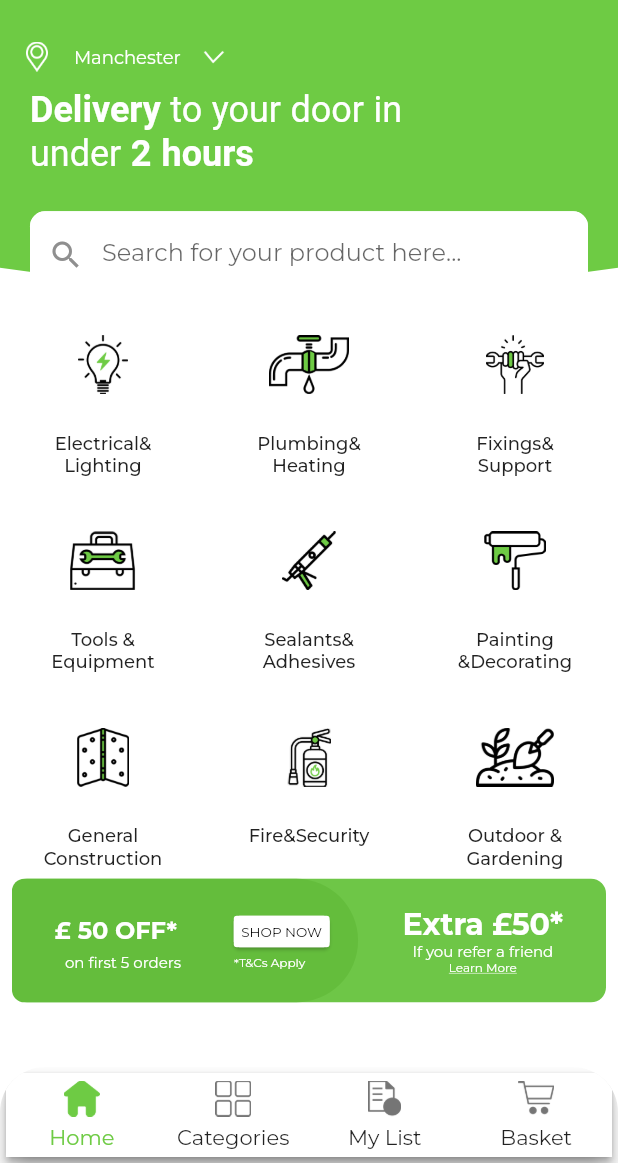
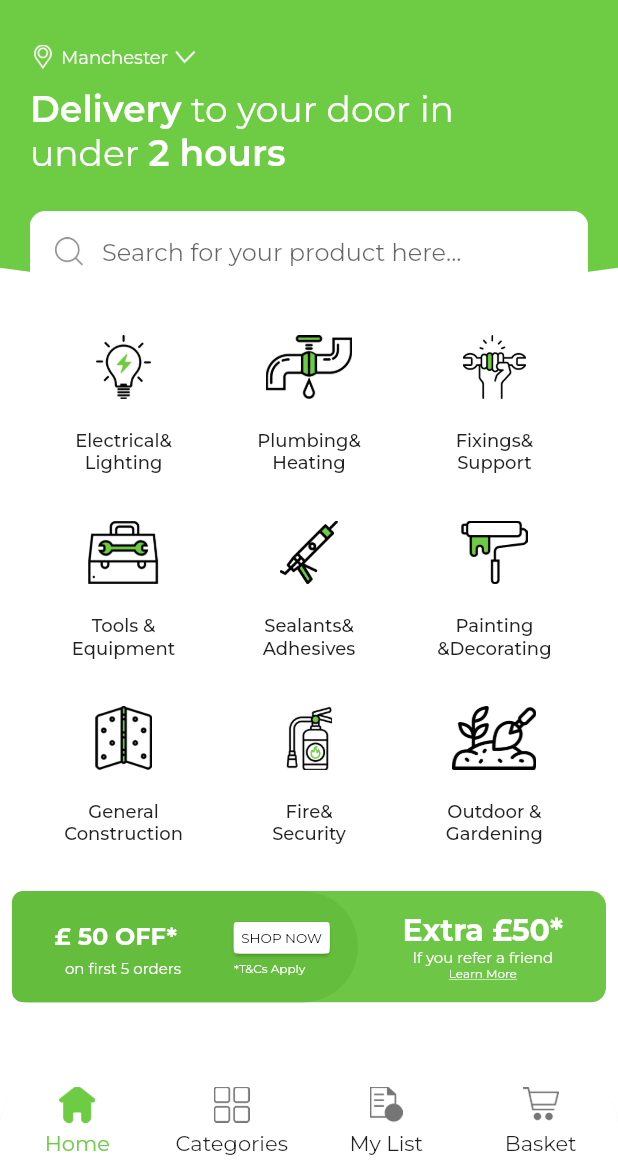
Before and after one commit to ishaque-mobikasa/trueBilddit, a Flutter app: the screen it shows after launch, on a phone screen of 412 x 824 dp, the part 73-1236 px from its top. Run offline on Flutter 3.47's test engine with Material 2 defaults, Android fonts, the phone set to English and light mode, and no system bars; drawn by our look-alikes of custom_navigation_bar; our stand-ins replace csc_picker, flutter_slidable, get, google_fonts, image_picker; key blocks and very long unbroken strings in the code were emptied for the run.

Commit message:
fixed circle in home page

```diff
--- a/lib/app/utility_functions/dummy_list.dart
+++ b/lib/app/utility_functions/dummy_list.dart
@@ -13,7 +13,7 @@ List<CircularItemModel> homeItems = [
   CircularItemModel(
       image: AssetStrings.ironMongery, title: "General Construction"),
   CircularItemModel(
-      image: AssetStrings.fireAndSecurity, title: "Fire&Security"),
+      image: AssetStrings.fireAndSecurity, title: "Fire& \nSecurity"),
   CircularItemModel(
       image: AssetStrings.gardeningIcon, title: "Outdoor & Gardening"),
 ];
--- a/lib/app/utils/strings.dart
+++ b/lib/app/utils/strings.dart
@@ -51,4 +51,5 @@ class AssetStrings {
   static String emptyList = "assets/images/empty_list.png";
   static String editIcon = "assets/images/edit_icon.png";
   static String deleteIcon = "assets/images/delete_icon.png";
+  static String searchIcon = "assets/images/search_icon.png";
 }
--- a/lib/presentation/pages/dash_board/dash_board_view.dart
+++ b/lib/presentation/pages/dash_board/dash_board_view.dart
@@ -21,8 +21,6 @@ class DashBoardView extends GetView<DashBoardController> {
                 topLeft: Radius.circular(30),
                 topRight: Radius.circular(30),
               ),
-              child: Card(
-                elevation: 2,
               child: CustomNavigationBar(
                   strokeColor: AppPaintings.themeGreenColor,
                   selectedColor: AppPaintings.themeGreenColor,
@@ -68,10 +66,10 @@ class DashBoardView extends GetView<DashBoardController> {
                               color: AppPaintings.themeGreenColor,
                               overflow: TextOverflow.ellipsis),
                         ),
-                          selectedIcon: ImageIcon(
-                              AssetImage(AssetStrings.myListSelected)),
-                          icon: ImageIcon(
-                              AssetImage(AssetStrings.myListSelected)),
+                        selectedIcon:
+                            ImageIcon(AssetImage(AssetStrings.myListSelected)),
+                        icon:
+                            ImageIcon(AssetImage(AssetStrings.myListSelected)),
                         title: const Text(
                           "My List",
                           style: TextStyle(overflow: TextOverflow.ellipsis),
@@ -79,11 +77,10 @@ class DashBoardView extends GetView<DashBoardController> {
                     CustomNavigationBarItem(
                         selectedTitle: Text(
                           "Basket",
-                            style:
-                                TextStyle(color: AppPaintings.themeGreenColor),
+                          style: TextStyle(color: AppPaintings.themeGreenColor),
                         ),
-                          icon: ImageIcon(
-                              AssetImage(AssetStrings.basketSelected)),
+                        icon:
+                            ImageIcon(AssetImage(AssetStrings.basketSelected)),
                         title: const Text(
                           "Basket",
                           overflow: TextOverflow.ellipsis,
@@ -93,7 +90,6 @@ class DashBoardView extends GetView<DashBoardController> {
           ),
         ),
       ),
-      ),
     );
   }
 }
--- a/lib/presentation/pages/home/home_view.dart
+++ b/lib/presentation/pages/home/home_view.dart
@@ -3,16 +3,17 @@ import 'dart:developer';
 import 'package:flutter/cupertino.dart';
 import 'package:flutter/material.dart';
 import 'package:get/get.dart';
+import 'package:google_fonts/google_fonts.dart';
 import 'package:truebildit/app/utility_functions/dummy_list.dart';
 import 'package:truebildit/app/utils/app_paintings.dart';
 import 'package:truebildit/app/utils/strings.dart';
 import 'package:truebildit/presentation/common_widgets/custom_clipper.dart';
 import 'package:truebildit/presentation/pages/home/controller_binding/home_controller.dart';
-import 'package:truebildit/presentation/pages/home/widgets/circular_category.dart';
 import 'package:truebildit/presentation/pages/home/widgets/location_widget.dart';
 import 'package:truebildit/presentation/pages/home/widgets/modal_bottom_sheet.dart';
 import 'package:truebildit/presentation/pages/home/widgets/two_part_container.dart';
 
+import 'widgets/circular_category.dart';
 import 'widgets/search_widget.dart';
 
 class HomeView extends GetView<HomeController> {
@@ -78,24 +79,39 @@ class HomeView extends GetView<HomeController> {
                           textAlign: TextAlign.start,
                           maxLines: 3,
                           overflow: TextOverflow.ellipsis,
-                          text: const TextSpan(
+                          text: TextSpan(
                             children: [
                               TextSpan(
                                   text: 'Delivery',
                                   style: TextStyle(
-                                      fontWeight: FontWeight.bold,
+                                      fontWeight: FontWeight.w600,
+                                      fontFamily:
+                                          GoogleFonts.montserrat().fontFamily,
                                       fontSize: 24)),
                               TextSpan(
                                   text: ' to your door in \n',
-                                  style: TextStyle(fontSize: 24)),
+                                  style: TextStyle(
+                                    fontSize: 24,
+                                    fontWeight: FontWeight.w400,
+                                    fontFamily:
+                                        GoogleFonts.montserrat().fontFamily,
+                                  )),
                               TextSpan(
                                   text: 'under ',
-                                  style: TextStyle(fontSize: 24)),
+                                  style: TextStyle(
+                                    fontSize: 24,
+                                    fontWeight: FontWeight.w400,
+                                    fontFamily:
+                                        GoogleFonts.montserrat().fontFamily,
+                                  )),
                               TextSpan(
                                   text: '2 hours',
                                   style: TextStyle(
-                                      fontSize: 24,
-                                      fontWeight: FontWeight.bold)),
+                                    fontSize: 24,
+                                    fontWeight: FontWeight.w600,
+                                    fontFamily:
+                                        GoogleFonts.montserrat().fontFamily,
+                                  )),
                             ],
                           ),
                         ),
@@ -105,22 +121,20 @@ class HomeView extends GetView<HomeController> {
                 ),
               ),
               SizedBox(
-                height: Get.height * 0.47,
+                height: Get.height * 0.48,
+                width: size.width * 0.9,
                 child: GridView.builder(
                   physics: const BouncingScrollPhysics(),
                   itemCount: homeItems.length,
                   gridDelegate: const SliverGridDelegateWithFixedCrossAxisCount(
-                      mainAxisSpacing: 0,
-                      crossAxisSpacing: 0,
-                      childAspectRatio: 1.05,
-                      crossAxisCount: 3),
+                      crossAxisSpacing: 0, crossAxisCount: 3),
                   itemBuilder: (context, index) => CircularCategoryItem(
                     circularItem: homeItems[index],
                     onTap: () => log("Clicked on circular item"),
                   ),
                 ),
               ),
-              const TwoPartContainer()
+              const TwoPartContainer(),
             ],
           ),
           Positioned(
--- a/lib/presentation/pages/home/widgets/circular_category.dart
+++ b/lib/presentation/pages/home/widgets/circular_category.dart
@@ -5,7 +5,7 @@ import 'package:truebildit/data/models/circular_item_model.dart';
 class CircularCategoryItem extends StatelessWidget {
   final CircularItemModel circularItem;
   const CircularCategoryItem(
-      {super.key, required, required this.circularItem, this.onTap});
+      {super.key, required this.circularItem, this.onTap});
 
   final void Function()? onTap;
   @override
@@ -20,7 +20,7 @@ class CircularCategoryItem extends StatelessWidget {
             maxHeight: size.height * 0.15, maxWidth: size.width * 0.25),
         child: Column(children: [
           Flexible(
-            flex: 5,
+            flex: 2,
             child: Container(
               padding: const EdgeInsets.all(15),
               decoration: const BoxDecoration(
@@ -34,10 +34,10 @@ class CircularCategoryItem extends StatelessWidget {
             ),
           ),
           const SizedBox(
-            height: 10,
+            height: 5,
           ),
           Flexible(
-            flex: 3,
+            flex: 1,
             child: SizedBox(
               width: Get.width * 0.25,
               child: Text(
--- a/lib/presentation/pages/home/widgets/location_widget.dart
+++ b/lib/presentation/pages/home/widgets/location_widget.dart
@@ -14,21 +14,24 @@ class LocationWidget extends StatelessWidget {
       onTap: onTap,
       child: Row(
         children: [
+          SizedBox(width: size.width * 0.05),
           Container(
             height: size.height * 0.05,
-            width: size.width * 0.4,
+            constraints: BoxConstraints(
+              maxWidth: size.width * 0.42,
+            ),
             color: AppPaintings.themeGreenColor,
             child: Row(
-              mainAxisAlignment: MainAxisAlignment.spaceEvenly,
               children: [
                 Flexible(
                   child: Image.asset(
                     AssetStrings.landMarkIconOutlined,
-                    height: 20,
-                    width: 20,
+                    height: 16,
+                    width: 16,
                     fit: BoxFit.contain,
                   ),
                 ),
+                SizedBox(width: size.width * 0.01),
                 Flexible(
                     flex: 2,
                     child: Text(
@@ -39,6 +42,7 @@ class LocationWidget extends StatelessWidget {
                           fontSize: 12,
                           color: AppPaintings.kWhite),
                     )),
+                SizedBox(width: size.width * 0.01),
                 Flexible(
                   child: Image.asset(
                     AssetStrings.arrowDownIcon,
--- a/lib/presentation/pages/home/widgets/search_widget.dart
+++ b/lib/presentation/pages/home/widgets/search_widget.dart
@@ -1,5 +1,7 @@
 import 'package:flutter/material.dart';
+import 'package:get/get.dart';
 import 'package:truebildit/app/utils/app_paintings.dart';
+import 'package:truebildit/app/utils/strings.dart';
 
 class CustomSearchField extends StatelessWidget {
   final String? Function(String?)? validator;
@@ -50,7 +52,12 @@ class CustomSearchField extends StatelessWidget {
           labelStyle: labelStyle,
           border: OutlineInputBorder(borderRadius: BorderRadius.circular(10)),
           filled: true,
-          prefixIcon: Icon(Icons.search, color: AppPaintings.hintTextColor),
+          prefixIcon: ImageIcon(
+              color: AppPaintings.hintTextColor,
+              size: 20,
+              AssetImage(
+                AssetStrings.searchIcon,
+              )).paddingOnly(right: 8, left: 12, top: 14, bottom: 17),
           enabledBorder: OutlineInputBorder(
             borderSide: const BorderSide(
               color: Colors.white,
--- a/lib/presentation/pages/home/widgets/two_part_container.dart
+++ b/lib/presentation/pages/home/widgets/two_part_container.dart
@@ -22,7 +22,7 @@ class TwoPartContainer extends StatelessWidget {
               padding: const EdgeInsets.symmetric(horizontal: 10),
               alignment: Alignment.centerRight,
               width: Get.width,
-              height: Get.height * 0.1,
+              height: Get.height * 0.09,
               child: SizedBox(
                 width: Get.width * 0.35,
                 child: Column(
@@ -67,7 +67,7 @@ class TwoPartContainer extends StatelessWidget {
             ),
           ),
           Container(
-              height: Get.height * 0.1,
+              height: Get.height * 0.09,
               width: Get.width * 0.56,
               decoration: const BoxDecoration(
                   color: Color(0xff64BD3C),
--- a/lib/presentation/pages/orders/order_history/widgets/order_history_card.dart
+++ b/lib/presentation/pages/orders/order_history/widgets/order_history_card.dart
@@ -19,7 +19,7 @@ class OrderHistoryCard extends StatelessWidget {
         margin: EdgeInsets.symmetric(
             horizontal: size.width * 0.03, vertical: size.width * 0.03),
         constraints:
-            BoxConstraints(maxWidth: size.width, maxHeight: size.height * 0.2),
+            BoxConstraints(maxWidth: size.width, maxHeight: size.height * 0.22),
         child: Column(children: [
           Expanded(
             flex: 3,
--- a/pubspec.yaml
+++ b/pubspec.yaml
@@ -39,6 +39,7 @@ dependencies:
   get: ^4.6.5
   google_fonts: ^4.0.3
   image_picker: ^0.8.6+4
+  flutter_screenutil: ^5.7.0
 
 dev_dependencies:
   flutter_lints: ^2.0.0
```
Also changed, not shown: assets/images/search_icon.png (added), pubspec.lock. Lines whose indentation alone changed are shown as unchanged.
